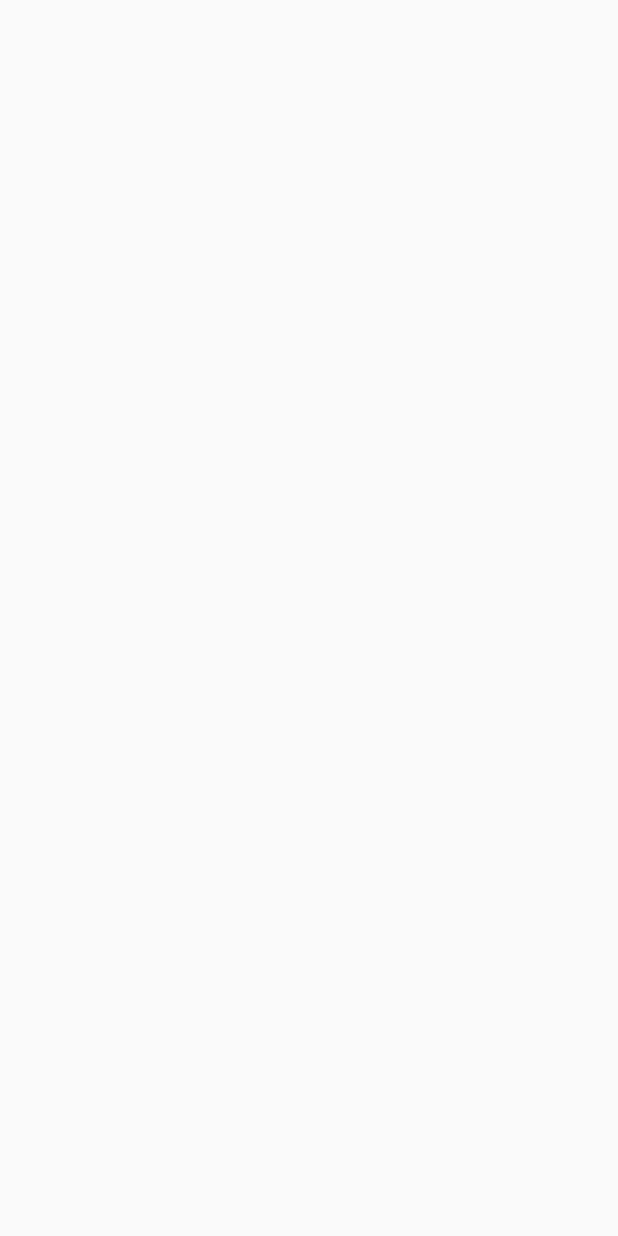
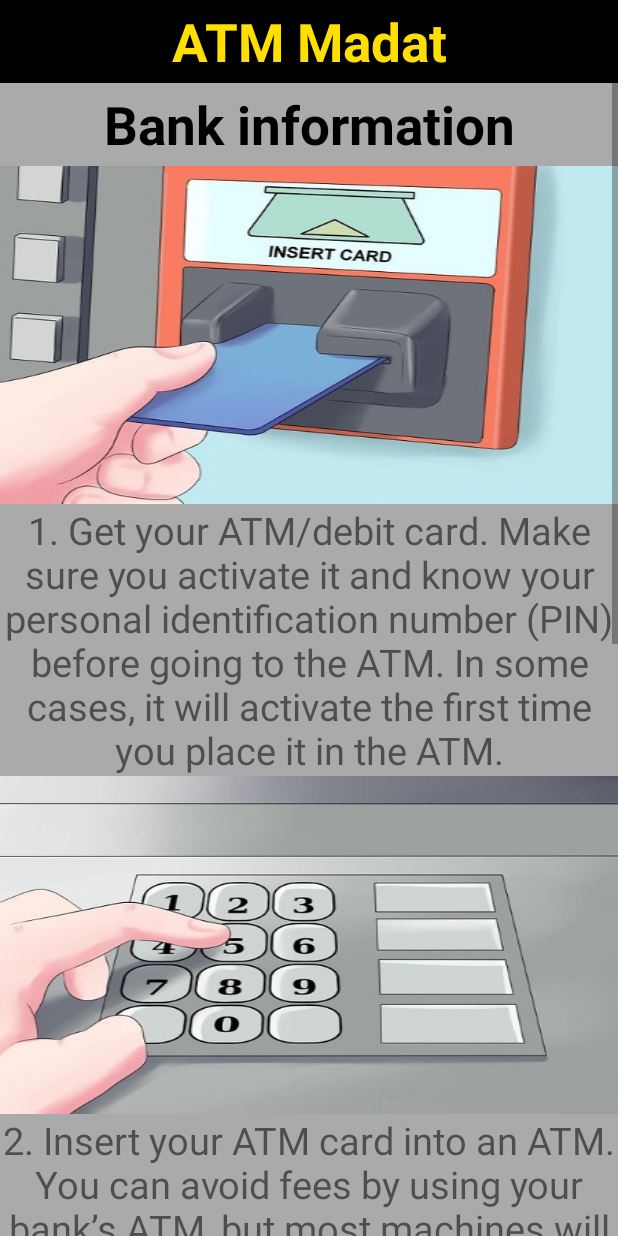
Before and after one commit to PranavDixit20/ATMMadat, an Android app: the BalanceCheck screen opened directly, with no data from a screen before it, on a phone screen of 412 x 824 dp. Before the commit the screen is empty. Run offline under Robolectric (Android 15) with nearby library versions, the phone set to English and light mode, and no system bars.

Commit message:
balancecheckdone

```diff
--- a/app/src/main/java/adservices/atmmadat/AtmMenu.java
+++ b/app/src/main/java/adservices/atmmadat/AtmMenu.java
@@ -85,6 +85,9 @@ public class AtmMenu extends AppCompatActivity implements View.OnClickListener {
                 startActivity(ii);
                 break;
             case R.id.bc :
+                Intent iii=new Intent(this,BalanceCheck.class);
+                iii.putExtra("y",y);
+                startActivity(iii);
                 break;
             case R.id.backk :
                 startActivity(new Intent(this,Welcome.class));
--- a/app/src/main/java/adservices/atmmadat/BalanceCheck.java
+++ b/app/src/main/java/adservices/atmmadat/BalanceCheck.java
@@ -2,12 +2,28 @@ package adservices.atmmadat;
 
 import android.support.v7.app.AppCompatActivity;
 import android.os.Bundle;
+import android.widget.TextView;
 
 public class BalanceCheck extends AppCompatActivity {
+    TextView b1,b2,b3,b4,b5;
+    String x;
 
     @Override
     protected void onCreate(Bundle savedInstanceState) {
         super.onCreate(savedInstanceState);
         setContentView(R.layout.activity_balance_check);
+        b1=(TextView)findViewById(R.id.bcheck1);
+        b2=(TextView)findViewById(R.id.bcheck2);
+        b3=(TextView)findViewById(R.id.bcheck3);
+        b4=(TextView)findViewById(R.id.bcheck4);
+        b5=(TextView)findViewById(R.id.bcheck5);
+
+        b1.setText(R.string.bcheck1);
+        b2.setText(R.string.bcheck2);
+        b3.setText(R.string.bcheck3);
+        b4.setText(R.string.bcheck4);
+        b5.setText(R.string.bcheck5);
+
+        x=getIntent().getStringExtra("y");
     }
 }
--- a/app/src/main/res/layout/activity_balance_check.xml
+++ b/app/src/main/res/layout/activity_balance_check.xml
@@ -1,13 +1,92 @@
 <?xml version="1.0" encoding="utf-8"?>
-<RelativeLayout xmlns:android="http://schemas.android.com/apk/res/android"
-    xmlns:tools="http://schemas.android.com/tools"
-    android:id="@+id/activity_balance_check"
+<LinearLayout
+    xmlns:android="http://schemas.android.com/apk/res/android"
+    android:id="@+id/bank_info"
     android:layout_width="match_parent"
     android:layout_height="match_parent"
-    android:paddingBottom="@dimen/activity_vertical_margin"
-    android:paddingLeft="@dimen/activity_horizontal_margin"
-    android:paddingRight="@dimen/activity_horizontal_margin"
-    android:paddingTop="@dimen/activity_vertical_margin"
-    tools:context="adservices.atmmadat.BalanceCheck">
+    android:orientation="vertical"
+    android:background="#AAA">
 
-</RelativeLayout>
+    <TextView
+        android:layout_width="match_parent"
+        android:layout_height="55dp"
+        android:background="#000"
+        android:text="@string/app_name"
+        android:textColor="#FFDF00"
+        android:textStyle="bold"
+        android:textSize="35sp"
+        android:gravity="center"/>
+    <ScrollView
+        android:layout_width="match_parent"
+        android:layout_height="match_parent">
+        <LinearLayout
+            android:layout_width="match_parent"
+            android:layout_height="wrap_content"
+            android:orientation="vertical">
+
+
+            <TextView
+                android:layout_width="match_parent"
+                android:layout_height="55dp"
+                android:text="@string/bank_information"
+                android:textColor="#000"
+                android:textStyle="bold"
+                android:textSize="35sp"
+                android:gravity="center"/>
+
+            <ImageView
+                android:layout_width="match_parent"
+                android:layout_height="wrap_content"
+                android:id="@+id/b1"
+                android:src="@mipmap/bstep2"
+                android:scaleType="fitXY"/>
+
+            <TextView
+                android:layout_width="match_parent"
+                android:layout_height="match_parent"
+                android:id="@+id/bcheck1"
+                android:textSize="25sp"
+                android:gravity="center"/>
+
+            <ImageView
+                android:layout_width="match_parent"
+                android:layout_height="wrap_content"
+                android:id="@+id/b2"
+                android:src="@mipmap/bstep3"
+                android:scaleType="fitXY"/>
+
+            <TextView
+                android:layout_width="match_parent"
+                android:layout_height="match_parent"
+                android:id="@+id/bcheck2"
+                android:textSize="25sp"
+                android:gravity="center"/>
+            <ImageView
+                android:layout_width="match_parent"
+                android:layout_height="wrap_content"
+                android:id="@+id/b3"
+                android:src="@mipmap/bstep4"
+                android:scaleType="fitXY"/>
+
+            <TextView
+                android:layout_width="match_parent"
+                android:layout_height="match_parent"
+                android:id="@+id/bcheck3"
+                android:textSize="25sp"
+                android:gravity="center"/>
+
+            <TextView
+                android:layout_width="match_parent"
+                android:layout_height="match_parent"
+                android:id="@+id/bcheck4"
+                android:textSize="25sp"
+                android:gravity="center"/>
+            <TextView
+                android:layout_width="match_parent"
+                android:layout_height="match_parent"
+                android:id="@+id/bcheck5"
+                android:textSize="25sp"
+                android:gravity="center"/>
+</LinearLayout>
+ </ScrollView>
+ </LinearLayout>
--- a/app/src/main/res/values/strings.xml
+++ b/app/src/main/res/values/strings.xml
@@ -209,4 +209,29 @@ Once you have completed your transaction press cross or cancel button before lea
 </string>
 
     <string name="about_your_atm_card">About Your ATM Card</string>
+
+<string name="bcheck1">
+   1. Get your ATM/debit card. Make sure you activate it and know your personal identification number (PIN) before going to the ATM.
+    In some cases, it will activate the first time you place it in the ATM.
+</string>
+ <string name="bcheck2">
+       2. Insert your ATM card into an ATM. You can avoid fees by using your bank"’"s ATM,
+        but most machines will allow you to check your balance for free.
+ </string>
+
+<string name="bcheck3">
+   3. Type in your PIN on the machine. Your “PIN” stands for personal identification number,
+    a four-digit number you should have set up when you opened your account. Then,
+    look for the menu that gives you options. Scroll through these options until you find one that includes the word “balance.”
+</string>
+
+<string name="bcheck4">
+   4. Select the option to view your balance. Then, you will be able to go back and make a withdrawal or print that balance.
+</string>
+
+<string name="bcheck5">
+   5. Opt to withdraw money from the ATM.
+    Ask for a receipt. Your checking balance will be printed onto your receipt for your records.
+</string>
+
 </resources>
```
Also changed, not shown: app/src/main/res/mipmap-xhdpi/bstep2.jpg (added), app/src/main/res/mipmap-xhdpi/bstep3.jpg (added), app/src/main/res/mipmap-xhdpi/bstep4.jpg (added), 1 other file.
